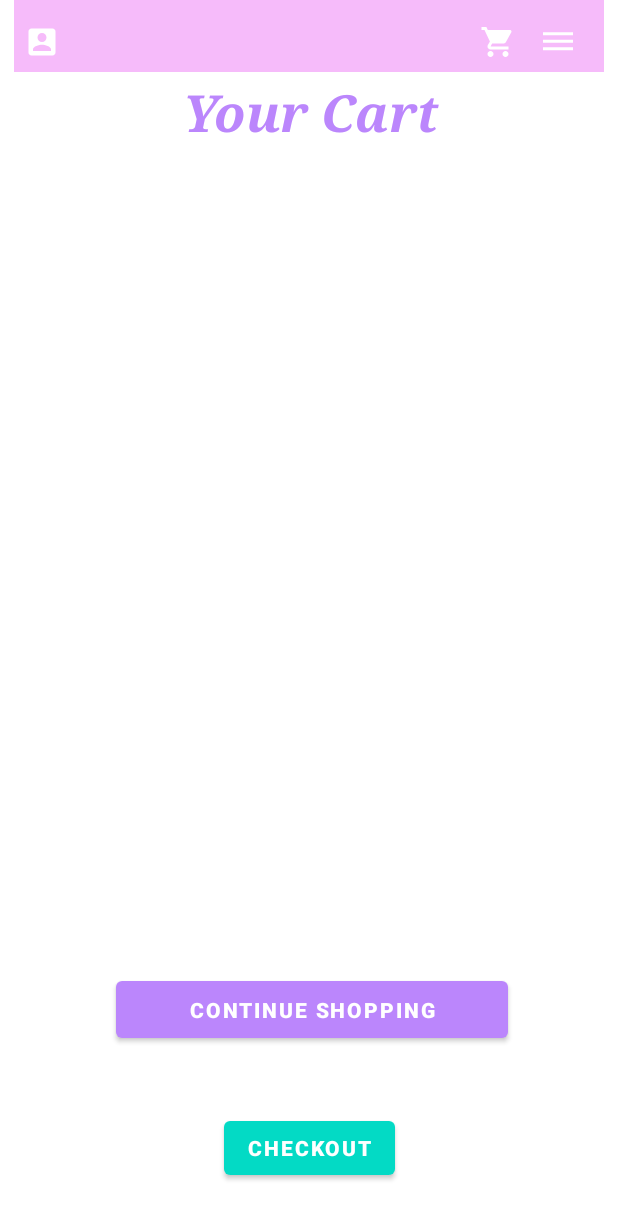
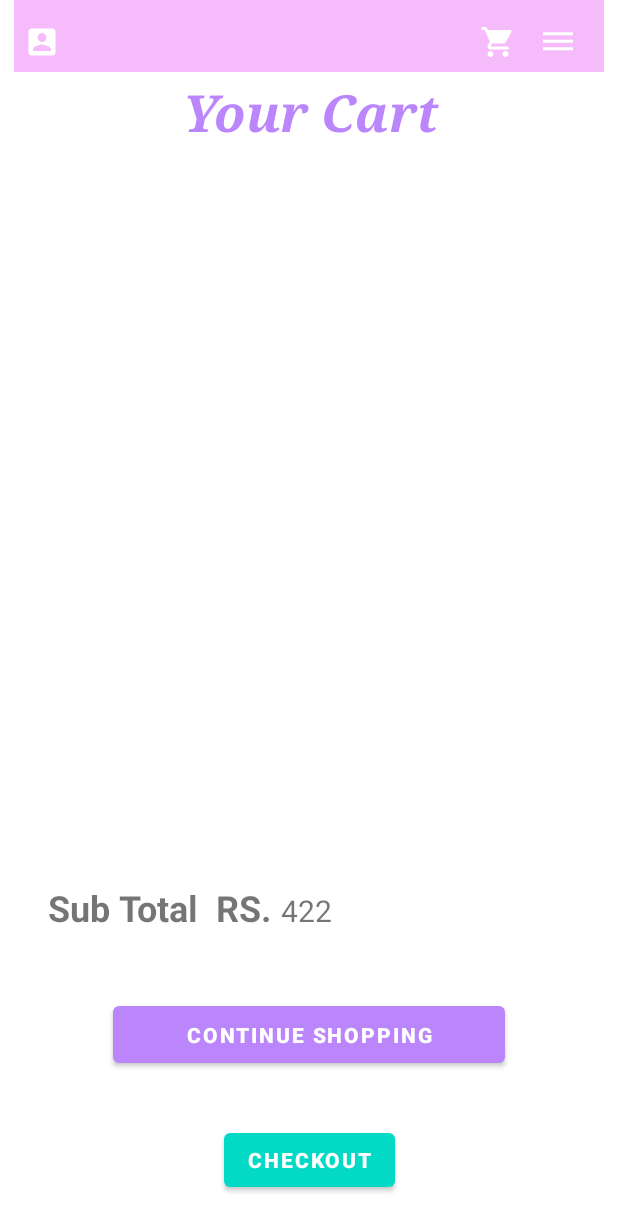
Before and after one commit to sayuriKarunanayake/MAD_Team_Rainbow, an Android app: the screen it shows after launch (shopping_cart), on a phone screen of 412 x 824 dp. Shown: the top 1231 px of the screen. Run offline under Robolectric (Android 15) with nearby library versions, the light colour scheme and no system bars; our stand-ins replace Firebase (no records; nobody signed in at launch, a user with empty details on screens opened directly).

Commit message:
added new

```diff
--- a/app/src/main/java/com/example/madproject/CartAdapter.java
+++ b/app/src/main/java/com/example/madproject/CartAdapter.java
@@ -45,7 +45,6 @@ public class CartAdapter extends FirebaseRecyclerAdapter<ShoppingCart,CartAdapte
                 builder.setNegativeButton("Cancel", new DialogInterface.OnClickListener() {
                     @Override
                     public void onClick(DialogInterface dialogInterface, int i) {
-
                     }
                 });
                 builder.show();
@@ -71,6 +70,7 @@ public class CartAdapter extends FirebaseRecyclerAdapter<ShoppingCart,CartAdapte
             cartBookPrice = itemView.findViewById(R.id.cartBookPrice);
             cartBookTitle = itemView.findViewById(R.id.cartBookTitle);
             cartItemDeleteBtn = itemView.findViewById(R.id.cartItemDeleteBtn);
+
         }
     }
 }
--- a/app/src/main/java/com/example/madproject/MyAdapter.java
+++ b/app/src/main/java/com/example/madproject/MyAdapter.java
@@ -7,6 +7,7 @@ import android.view.View;
 import android.view.ViewGroup;
 import android.widget.ImageButton;
 import android.widget.TextView;
+
 
 import androidx.annotation.NonNull;
 import androidx.recyclerview.widget.RecyclerView;
@@ -74,7 +75,6 @@ public class MyAdapter extends FirebaseRecyclerAdapter <Data,MyAdapter.MyViewHol
                         cartObj.setPrice(holder.offer_price_tv.getText().toString().trim());
 
                         dbRefere.child(String.valueOf(maxId + 1)).setValue(cartObj);
-
                     }
                 });
             }
--- a/app/src/main/res/layout/activity_shopping_cart.xml
+++ b/app/src/main/res/layout/activity_shopping_cart.xml
@@ -97,15 +97,38 @@
         app:backgroundTint="@color/purple_200"
         app:layout_constraintBottom_toBottomOf="parent"
         app:layout_constraintEnd_toEndOf="parent"
-        app:layout_constraintHorizontal_bias="0.515"
         app:layout_constraintStart_toStartOf="parent"
-        app:layout_constraintTop_toBottomOf="@+id/RecyclerViewCart"
-        app:layout_constraintVertical_bias="0.157" />
+        app:layout_constraintTop_toBottomOf="@+id/textView6"
+        app:layout_constraintVertical_bias="0.272" />
+
+    <TextView
+        android:id="@+id/textView6"
+        android:layout_width="155dp"
+        android:layout_height="35dp"
+        android:layout_marginStart="32dp"
+        android:layout_marginBottom="200dp"
+        android:text="Sub Total  RS."
+        android:textSize="24sp"
+        android:textStyle="bold"
+        app:layout_constraintBottom_toBottomOf="parent"
+        app:layout_constraintStart_toStartOf="parent" />
+
+    <TextView
+        android:id="@+id/subtot"
+        android:layout_width="152dp"
+        android:layout_height="32dp"
+        android:text="422"
+        android:textSize="20sp"
+        app:layout_constraintBaseline_toBaselineOf="@+id/textView6"
+        app:layout_constraintEnd_toEndOf="parent"
+        app:layout_constraintHorizontal_bias="0.0"
+        app:layout_constraintStart_toEndOf="@+id/textView6" />
 
     <androidx.recyclerview.widget.RecyclerView
         android:id="@+id/RecyclerViewCart"
-        android:layout_width="371dp"
-        android:layout_height="529dp"
+        android:layout_width="401dp"
+        android:layout_height="385dp"
+        app:layout_constraintBottom_toTopOf="@+id/textView6"
         app:layout_constraintEnd_toEndOf="parent"
         app:layout_constraintStart_toStartOf="parent"
         app:layout_constraintTop_toBottomOf="@+id/cart_heading" />
```
